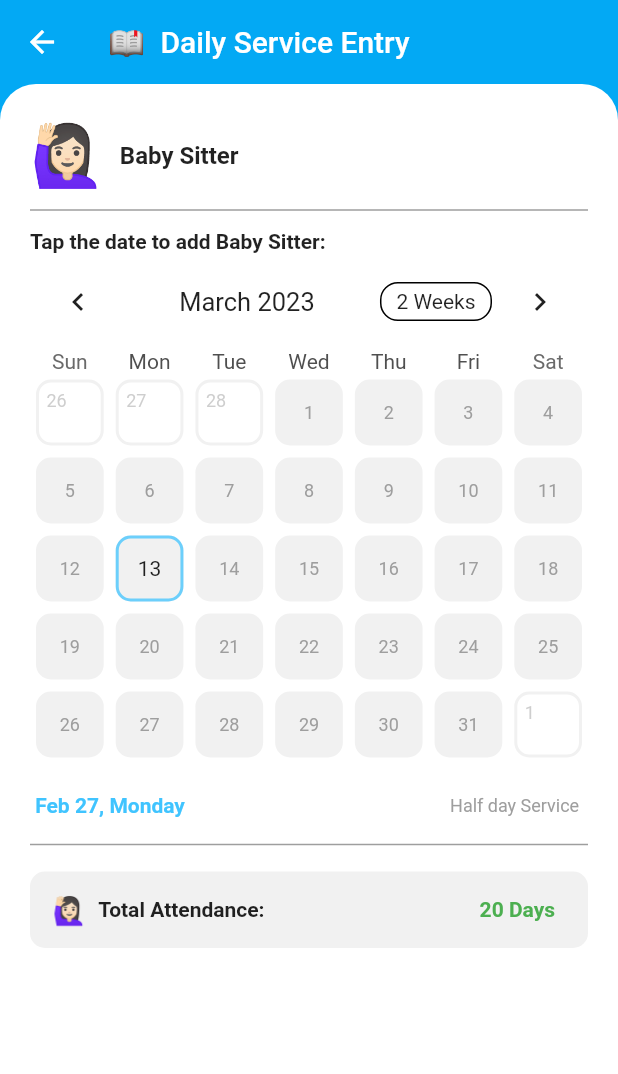
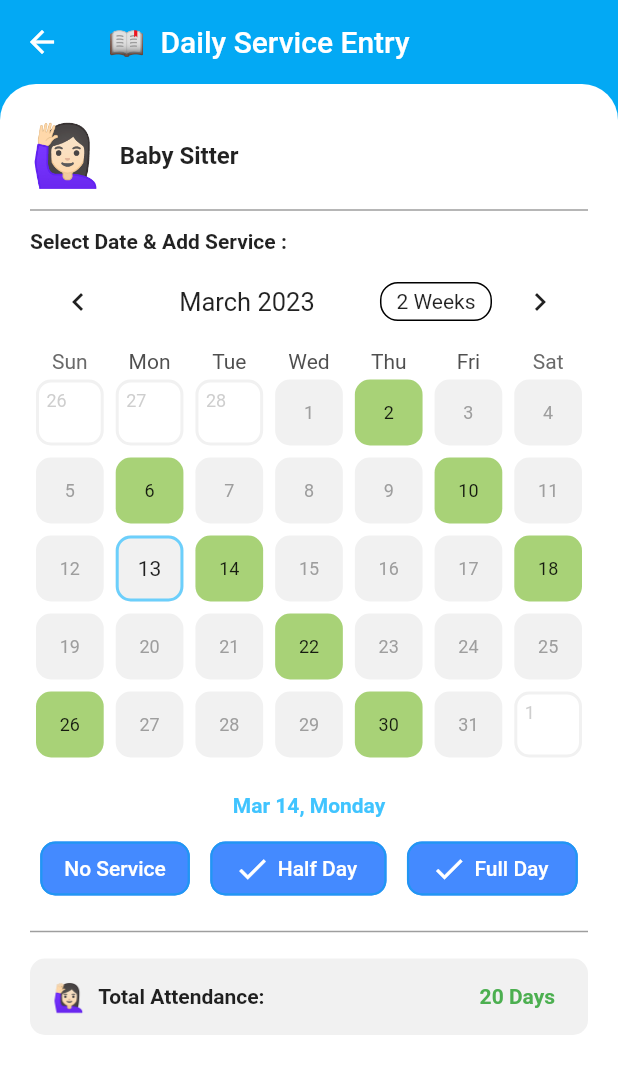
Before and after one commit to coder-selvarajan/paal_kanakku, a Flutter app: the screen it shows after launch, after a tap on "🙋🏻‍♀️", on a phone screen of 412 x 824 dp. Shown: the top 1074 px of the screen. Run offline on Flutter 3.47's test engine with Material 2 defaults, Android fonts, the phone set to English and light mode, and no system bars; drawn by our look-alikes of table_calendar.

Commit message:
Service entry screen UI changes

```diff
--- a/lib/screens/home_screen.dart
+++ b/lib/screens/home_screen.dart
@@ -418,6 +418,15 @@ class HomeItemTile extends StatelessWidget {
                     color: Colors.grey,
                     fontSize: textTheme.bodyMedium!.fontSize),
               ),
+              SizedBox(
+                height: 5.0,
+              ),
+              Text(
+                "Last entry : 2 days before",
+                style: TextStyle(
+                    color: Colors.grey,
+                    fontSize: textTheme.bodySmall!.fontSize),
+              ),
             ],
           ),
         ),
--- a/lib/screens/service_entry_screen.dart
+++ b/lib/screens/service_entry_screen.dart
@@ -204,7 +204,7 @@ class _ServiceEntryScreenState extends State<ServiceEntryScreen> {
                     ),
                     const SizedBox(height: 5.0),
                     Text(
-                      "Tap the date to add ${widget.provision}: ",
+                      "Select Date & Add Service :",
                       style: TextStyle(
                         // color: Colors.grey,
                         fontSize: textTheme.titleSmall!.fontSize,
@@ -316,7 +316,26 @@ class _ServiceEntryScreenState extends State<ServiceEntryScreen> {
                                 )
                               : SizedBox();
                         },
-                        defaultBuilder: (context, date, events) => Container(
+                        defaultBuilder: (context, date, events) {
+                          return (kEvents[date]?.length! ?? 0) > 0
+                              ? Container(
+                                  margin: EdgeInsets.all(4.0),
+                                  alignment: Alignment.topLeft,
+                                  decoration: BoxDecoration(
+                                    color: Colors.lightGreen.withOpacity(0.75),
+                                    borderRadius: BorderRadius.circular(10.0),
+                                  ),
+                                  // color: Colors.red,
+                                  child: Center(
+                                    child: Text(
+                                      date.day.toString(),
+                                      style: TextStyle(
+                                          fontSize: 12.0,
+                                          color: Colors.black87),
+                                    ),
+                                  ),
+                                )
+                              : Container(
                                   margin: EdgeInsets.all(4.0),
                                   alignment: Alignment.topLeft,
                                   decoration: BoxDecoration(
@@ -327,11 +346,12 @@ class _ServiceEntryScreenState extends State<ServiceEntryScreen> {
                                   child: Center(
                                     child: Text(
                                       date.day.toString(),
-                              style:
-                                  TextStyle(fontSize: 12.0, color: Colors.grey),
+                                      style: TextStyle(
+                                          fontSize: 12.0, color: Colors.grey),
                                     ),
                                   ),
-                        ),
+                                );
+                        },
                       ),
                     ),
                     const SizedBox(height: 20.0),
@@ -340,22 +360,99 @@ class _ServiceEntryScreenState extends State<ServiceEntryScreen> {
                     //   thickness: 1.0,
                     // ),
                     // const SizedBox(height: 10.0),
-                    Row(
+                    Column(
                       children: [
-                        Text(
-                          " Feb 27, Monday ",
+                        Center(
+                          child: Text(
+                            " Mar 14, Monday ",
                             style: TextStyle(
                               fontSize: textTheme.titleSmall!.fontSize,
                               fontWeight: FontWeight.bold,
                               color: Colors.lightBlueAccent,
                             ),
                           ),
-                        Spacer(),
+                        ),
+                        SizedBox(
+                          height: 10,
+                        ),
+                        Row(
+                          mainAxisAlignment: MainAxisAlignment.spaceAround,
+                          children: [
+                            OutlinedButton(
+                              onPressed: () async {},
+                              style: OutlinedButton.styleFrom(
+                                backgroundColor: Colors.blueAccent,
+                                side: const BorderSide(
+                                    width: 1.5, color: Colors.blue),
+                                shape: RoundedRectangleBorder(
+                                    borderRadius: BorderRadius.circular(10.0)),
+                              ),
+                              child: Row(
+                                children: const [
                                   Text(
-                          "Half day Service  ",
+                                    "No Service",
                                     style: TextStyle(
-                              color: Colors.grey,
-                              fontSize: textTheme.caption!.fontSize),
+                                      color: Colors.white,
+                                    ),
+                                  ),
+                                ],
+                              ),
+                            ),
+                            OutlinedButton(
+                              onPressed: () async {},
+                              style: OutlinedButton.styleFrom(
+                                backgroundColor: Colors.blueAccent,
+                                side: const BorderSide(
+                                    width: 1.5, color: Colors.blue),
+                                shape: RoundedRectangleBorder(
+                                    borderRadius: BorderRadius.circular(10.0)),
+                              ),
+                              child: Row(
+                                children: const [
+                                  Icon(
+                                    Icons.check,
+                                    color: Colors.white,
+                                  ),
+                                  SizedBox(
+                                    width: 5.0,
+                                  ),
+                                  Text(
+                                    "Half Day ",
+                                    style: TextStyle(
+                                      color: Colors.white,
+                                    ),
+                                  ),
+                                ],
+                              ),
+                            ),
+                            OutlinedButton(
+                              onPressed: () async {},
+                              style: OutlinedButton.styleFrom(
+                                backgroundColor: Colors.blueAccent,
+                                side: const BorderSide(
+                                    width: 1.5, color: Colors.blue),
+                                shape: RoundedRectangleBorder(
+                                    borderRadius: BorderRadius.circular(10.0)),
+                              ),
+                              child: Row(
+                                children: const [
+                                  Icon(
+                                    Icons.check,
+                                    color: Colors.white,
+                                  ),
+                                  SizedBox(
+                                    width: 5.0,
+                                  ),
+                                  Text(
+                                    "Full Day ",
+                                    style: TextStyle(
+                                      color: Colors.white,
+                                    ),
+                                  ),
+                                ],
+                              ),
+                            ),
+                          ],
                         ),
                       ],
                     ),
```
Lines whose indentation alone changed are shown as unchanged.
